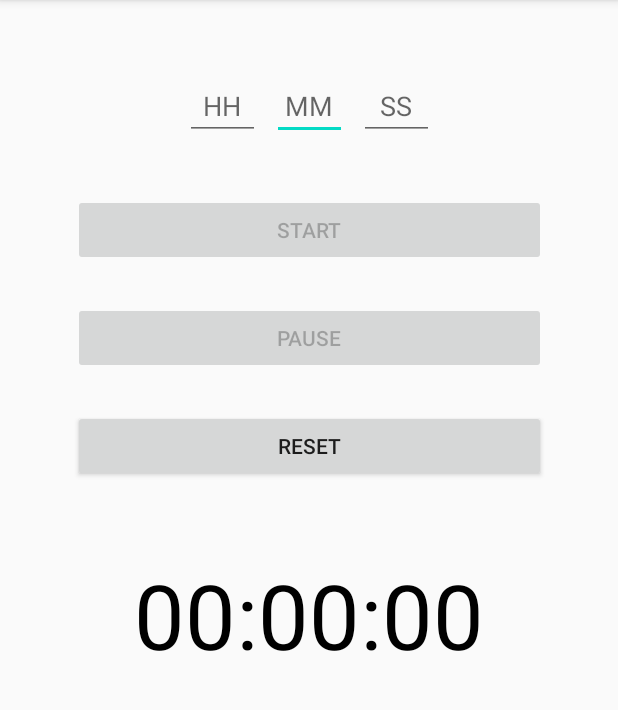
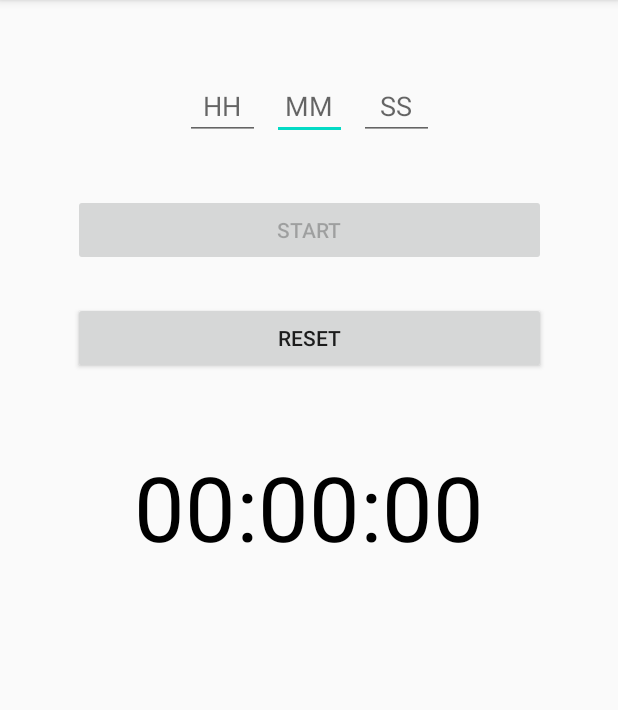
Before and after one commit to UA83/MyTimerApp, an Android app: the screen it shows after launch (MainActivity), on a phone screen of 412 x 824 dp, the part 84-794 px from its top. Run offline under Robolectric (Android 15) with nearby library versions, the phone set to English and light mode, and no system bars.

Commit message:
Add comments in the code, and deleted pause button

```diff
--- a/app/src/main/res/layout/activity_main.xml
+++ b/app/src/main/res/layout/activity_main.xml
@@ -64,17 +64,6 @@
         app:layout_constraintTop_toBottomOf="@+id/edit_text_minute" />
 
     <Button
-        android:id="@+id/button_pause"
-        android:layout_width="315dp"
-        android:layout_height="wrap_content"
-        android:layout_marginTop="24dp"
-        android:enabled="false"
-        android:text="@string/text_pause"
-        app:layout_constraintEnd_toEndOf="parent"
-        app:layout_constraintStart_toStartOf="parent"
-        app:layout_constraintTop_toBottomOf="@+id/button_start" />
-
-    <Button
         android:id="@+id/button_reset"
         android:layout_width="315dp"
         android:layout_height="wrap_content"
@@ -83,7 +72,7 @@
         android:text="@string/text_reset"
         app:layout_constraintEnd_toEndOf="parent"
         app:layout_constraintStart_toStartOf="parent"
-        app:layout_constraintTop_toBottomOf="@+id/button_pause" />
+        app:layout_constraintTop_toBottomOf="@+id/button_start" />
 
     <TextView
         android:id="@+id/text_view_countdown"
```
Also changed, not shown: app/src/main/java/com/example/mytimerapp/MainActivity.java (+24 -42 lines).
